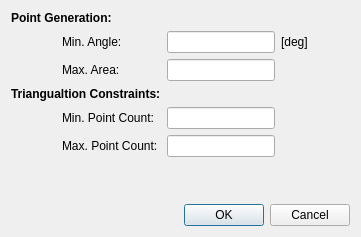
First picture: the form in testappQt/TrianglePpOptions.ui, repository mrkkrj/TrianglePP, before the edit.
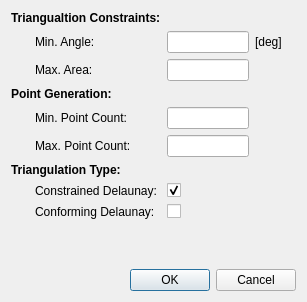
Second picture: the form after the edit.

Commit message: added distinction between constrained and conforming triangulations

What changed in the file:
```diff
--- a/testappQt/TrianglePpOptions.ui
+++ b/testappQt/TrianglePpOptions.ui
@@ -6,8 +6,8 @@
    <rect>
     <x>0</x>
     <y>0</y>
-    <width>361</width>
-    <height>237</height>
+    <width>307</width>
+    <height>302</height>
    </rect>
   </property>
   <property name="windowTitle">
@@ -16,6 +16,40 @@
   <layout class="QVBoxLayout" name="verticalLayout">
    <item>
     <layout class="QGridLayout" name="gridLayout">
+     <item row="2" column="2">
+      <widget class="QLineEdit" name="minAngleLineEdit">
+       <property name="sizePolicy">
+        <sizepolicy hsizetype="Preferred" vsizetype="Fixed">
+         <horstretch>0</horstretch>
+         <verstretch>0</verstretch>
+        </sizepolicy>
+       </property>
+      </widget>
+     </item>
+     <item row="7" column="1">
+      <widget class="QLabel" name="label_2">
+       <property name="text">
+        <string>Min. Point Count: </string>
+       </property>
+      </widget>
+     </item>
+     <item row="3" column="1">
+      <widget class="QLabel" name="label_3">
+       <property name="text">
+        <string>Max. Area: </string>
+       </property>
+      </widget>
+     </item>
+     <item row="8" column="2">
+      <widget class="QLineEdit" name="maxPointCountLineEdit">
+       <property name="sizePolicy">
+        <sizepolicy hsizetype="Preferred" vsizetype="Fixed">
+         <horstretch>0</horstretch>
+         <verstretch>0</verstretch>
+        </sizepolicy>
+       </property>
+      </widget>
+     </item>
      <item row="2" column="4">
       <spacer name="horizontalSpacer">
        <property name="orientation">
@@ -32,20 +66,7 @@
        </property>
       </spacer>
      </item>
-     <item row="6" column="4">
-      <spacer name="horizontalSpacer_4">
-       <property name="orientation">
-        <enum>Qt::Horizontal</enum>
-       </property>
-       <property name="sizeHint" stdset="0">
-        <size>
-         <width>40</width>
-         <height>20</height>
-        </size>
-       </property>
-      </spacer>
-     </item>
-     <item row="5" column="4">
+     <item row="7" column="4">
       <spacer name="horizontalSpacer_3">
        <property name="orientation">
         <enum>Qt::Horizontal</enum>
@@ -58,8 +79,15 @@
        </property>
       </spacer>
      </item>
-     <item row="4" column="0" colspan="2">
-      <widget class="QLabel" name="label_6">
+     <item row="11" column="1">
+      <widget class="QLabel" name="label_9">
+       <property name="text">
+        <string>Conforming Delaunay: </string>
+       </property>
+      </widget>
+     </item>
+     <item row="9" column="0" colspan="2">
+      <widget class="QLabel" name="label_8">
        <property name="font">
         <font>
          <weight>75</weight>
@@ -67,17 +95,7 @@
         </font>
        </property>
        <property name="text">
-        <string>Triangualtion Constraints:</string>
-       </property>
-      </widget>
-     </item>
-     <item row="6" column="2">
-      <widget class="QLineEdit" name="maxPointCountLineEdit">
-       <property name="sizePolicy">
-        <sizepolicy hsizetype="Preferred" vsizetype="Fixed">
-         <horstretch>0</horstretch>
-         <verstretch>0</verstretch>
-        </sizepolicy>
+        <string>Triangulation Type:</string>
        </property>
       </widget>
      </item>
@@ -88,77 +106,7 @@
        </property>
       </widget>
      </item>
-     <item row="5" column="2">
-      <widget class="QLineEdit" name="minPointCountLineEdit">
-       <property name="sizePolicy">
-        <sizepolicy hsizetype="Preferred" vsizetype="Fixed">
-         <horstretch>0</horstretch>
-         <verstretch>0</verstretch>
-        </sizepolicy>
-       </property>
-      </widget>
-     </item>
-     <item row="5" column="0">
-      <spacer name="horizontalSpacer_5">
-       <property name="orientation">
-        <enum>Qt::Horizontal</enum>
-       </property>
-       <property name="sizeHint" stdset="0">
-        <size>
-         <width>40</width>
-         <height>20</height>
-        </size>
-       </property>
-      </spacer>
-     </item>
-     <item row="3" column="2">
-      <widget class="QLineEdit" name="maxAreaLineEdit">
-       <property name="sizePolicy">
-        <sizepolicy hsizetype="Preferred" vsizetype="Fixed">
-         <horstretch>0</horstretch>
-         <verstretch>0</verstretch>
-        </sizepolicy>
-       </property>
-      </widget>
-     </item>
-     <item row="5" column="1">
-      <widget class="QLabel" name="label_2">
-       <property name="text">
-        <string>Min. Point Count: </string>
-       </property>
-      </widget>
-     </item>
-     <item row="2" column="2">
-      <widget class="QLineEdit" name="minAngleLineEdit">
-       <property name="sizePolicy">
-        <sizepolicy hsizetype="Preferred" vsizetype="Fixed">
-         <horstretch>0</horstretch>
-         <verstretch>0</verstretch>
-        </sizepolicy>
-       </property>
-      </widget>
-     </item>
-     <item row="3" column="1">
-      <widget class="QLabel" name="label_3">
-       <property name="text">
-        <string>Max. Area: </string>
-       </property>
-      </widget>
-     </item>
-     <item row="3" column="4">
-      <spacer name="horizontalSpacer_2">
-       <property name="orientation">
-        <enum>Qt::Horizontal</enum>
-       </property>
-       <property name="sizeHint" stdset="0">
-        <size>
-         <width>40</width>
-         <height>20</height>
-        </size>
-       </property>
-      </spacer>
-     </item>
-     <item row="0" column="0" colspan="2">
+     <item row="6" column="0" colspan="2">
       <widget class="QLabel" name="label_5">
        <property name="font">
         <font>
@@ -171,7 +119,34 @@
        </property>
       </widget>
      </item>
-     <item row="6" column="1">
+     <item row="11" column="2">
+      <widget class="QCheckBox" name="conformingDelaunayCheckBox">
+       <property name="text">
+        <string/>
+       </property>
+      </widget>
+     </item>
+     <item row="3" column="2">
+      <widget class="QLineEdit" name="maxAreaLineEdit">
+       <property name="sizePolicy">
+        <sizepolicy hsizetype="Preferred" vsizetype="Fixed">
+         <horstretch>0</horstretch>
+         <verstretch>0</verstretch>
+        </sizepolicy>
+       </property>
+      </widget>
+     </item>
+     <item row="7" column="2">
+      <widget class="QLineEdit" name="minPointCountLineEdit">
+       <property name="sizePolicy">
+        <sizepolicy hsizetype="Preferred" vsizetype="Fixed">
+         <horstretch>0</horstretch>
+         <verstretch>0</verstretch>
+        </sizepolicy>
+       </property>
+      </widget>
+     </item>
+     <item row="8" column="1">
       <widget class="QLabel" name="label_4">
        <property name="text">
         <string>Max. Point Count: </string>
@@ -185,6 +160,75 @@
        </property>
       </widget>
      </item>
+     <item row="7" column="0">
+      <spacer name="horizontalSpacer_5">
+       <property name="orientation">
+        <enum>Qt::Horizontal</enum>
+       </property>
+       <property name="sizeHint" stdset="0">
+        <size>
+         <width>40</width>
+         <height>20</height>
+        </size>
+       </property>
+      </spacer>
+     </item>
+     <item row="1" column="0" colspan="2">
+      <widget class="QLabel" name="label_6">
+       <property name="font">
+        <font>
+         <weight>75</weight>
+         <bold>true</bold>
+        </font>
+       </property>
+       <property name="text">
+        <string>Triangualtion Constraints:</string>
+       </property>
+      </widget>
+     </item>
+     <item row="8" column="4">
+      <spacer name="horizontalSpacer_4">
+       <property name="orientation">
+        <enum>Qt::Horizontal</enum>
+       </property>
+       <property name="sizeHint" stdset="0">
+        <size>
+         <width>40</width>
+         <height>20</height>
+        </size>
+       </property>
+      </spacer>
+     </item>
+     <item row="3" column="4">
+      <spacer name="horizontalSpacer_2">
+       <property name="orientation">
+        <enum>Qt::Horizontal</enum>
+       </property>
+       <property name="sizeHint" stdset="0">
+        <size>
+         <width>40</width>
+         <height>20</height>
+        </size>
+       </property>
+      </spacer>
+     </item>
+     <item row="10" column="1">
+      <widget class="QLabel" name="label_10">
+       <property name="text">
+        <string>Constrained Delaunay: </string>
+       </property>
+      </widget>
+     </item>
+     <item row="10" column="2">
+      <widget class="QCheckBox" name="constrainedDelaunayCheckBox">
+       <property name="text">
+        <string/>
+       </property>
+       <property name="checked">
+        <bool>true</bool>
+       </property>
+      </widget>
+     </item>
     </layout>
    </item>
    <item>
```
The commit also changes 8 other files.
